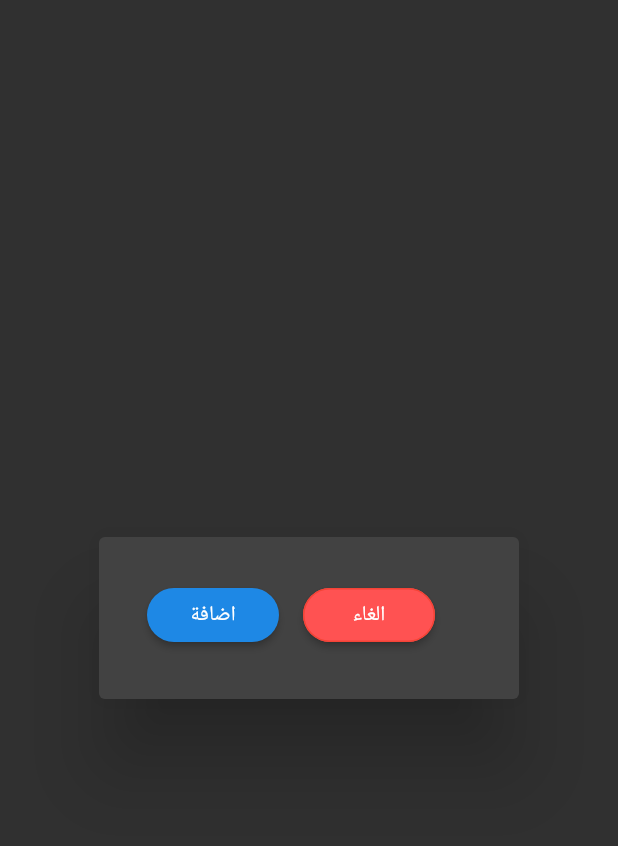
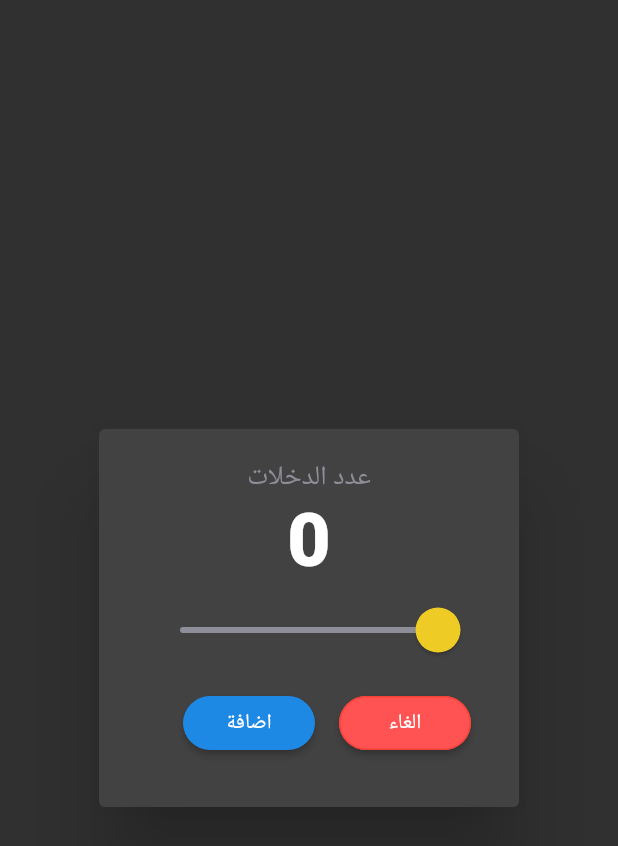
Before and after one commit to sohel97/planner_app, a Flutter app: the StrengthSideNoteAlert widget shown alone on an empty page, opened directly, on a phone screen of 412 x 824 dp. Shown: the top 846 px of the screen. Run offline on Flutter 3.47's test engine with Material 2 defaults, Android fonts, the phone set to English and light mode, and no system bars.

Commit message:
Added add Strength Workout funtionallity

```diff
--- a/lib/components/add_workout_sidenote_alert.dart
+++ b/lib/components/add_workout_sidenote_alert.dart
@@ -15,6 +15,160 @@ void addWorkoutSideNote({context, Workout workout, List<Workout> workouts}) {
           return StrengthSideNoteAlert(workout: workout, workouts: workouts);
         }
       });
+}
+
+class StrengthSideNoteAlert extends StatefulWidget {
+  final Workout workout;
+  final List<Workout> workouts;
+
+  StrengthSideNoteAlert({this.workout, this.workouts});
+
+  @override
+  _StrengthSideNoteAlertState createState() => _StrengthSideNoteAlertState();
+}
+
+class _StrengthSideNoteAlertState extends State<StrengthSideNoteAlert> {
+  int ribs = 0;
+  List<int> iter = new List<int>();
+  List<int> values = new List<int>();
+
+  @override
+  void initState() {
+    super.initState();
+  }
+
+  @override
+  Widget build(BuildContext context) {
+    final _proccedKey = GlobalKey<FormState>();
+    return AlertDialog(
+      content: Stack(
+        overflow: Overflow.visible,
+        children: <Widget>[
+          Directionality(
+            textDirection: kAppDirection,
+            child: Form(
+              key: _proccedKey,
+              child: Column(
+                mainAxisSize: MainAxisSize.min,
+                children: <Widget>[
+                  Column(
+                    mainAxisAlignment: MainAxisAlignment.center,
+                    children: <Widget>[
+                      Text(
+                        sWorkoutRibs,
+                        style: kLabelTextStyle,
+                      ),
+                      Row(
+                        mainAxisAlignment: MainAxisAlignment.center,
+                        crossAxisAlignment: CrossAxisAlignment.baseline,
+                        textBaseline: TextBaseline.alphabetic,
+                        children: <Widget>[
+                          Text(
+                            ribs.toString(),
+                            style: kNumberTextStyle,
+                          ),
+                        ],
+                      ),
+                      SliderTheme(
+                        data: SliderTheme.of(context).copyWith(
+                          inactiveTrackColor: Color(0xFF8D8E98),
+                          activeTrackColor: Colors.white,
+                          thumbColor: kButtonsColor,
+                          overlayColor: Color(0x29EC801A),
+                          thumbShape:
+                              RoundSliderThumbShape(enabledThumbRadius: 15.0),
+                          overlayShape:
+                              RoundSliderOverlayShape(overlayRadius: 30.0),
+                        ),
+                        child: Slider(
+                          value: ribs.toDouble(),
+                          min: 0,
+                          max: 5,
+                          onChanged: (double newValue) {
+                            setState(() {
+                              ribs = newValue.round();
+                              updateList();
+                            });
+                          },
+                        ),
+                      ),
+                    ],
+                  ),
+                  Column(
+                    children: iter.map<Row>((int value) {
+                      return Row(
+                        children: <Widget>[
+                          Text(values[value].toString()),
+                          Slider(
+                              value: values[value].toDouble(),
+                              max: 30,
+                              min: 0,
+                              label: value.toString(),
+                              onChanged: (val) {
+                                setState(() {
+                                  values[value] = val.round();
+                                });
+                              }),
+                        ],
+                      );
+                    }).toList(),
+                  ),
+                  Row(
+                    children: <Widget>[
+                      Padding(
+                        padding: const EdgeInsets.all(8.0),
+                        child: RaisedButton(
+                          shape: RoundedRectangleBorder(
+                              borderRadius: BorderRadius.circular(18.0),
+                              side: BorderSide(color: Colors.red)),
+                          color: Colors.redAccent,
+                          child: Text(sCancel),
+                          onPressed: () {
+                            Navigator.of(context).pop();
+                          },
+                        ),
+                      ),
+                      Padding(
+                        padding: const EdgeInsets.all(8.0),
+                        child: RaisedButton(
+                          shape: RoundedRectangleBorder(
+                            borderRadius: BorderRadius.circular(18.0),
+                          ),
+                          child: Text(sAdd),
+                          onPressed: () {
+                            if (_proccedKey.currentState.validate()) {
+                              Workout toAdd = new Workout();
+                              toAdd.type = widget.workout.type;
+                              toAdd.workoutName = widget.workout.workoutName;
+                              toAdd.gifPath = widget.workout.gifPath;
+                              toAdd.content = widget.workout.content;
+                              toAdd.sideNote = values.join(',');
+                              widget.workouts.add(toAdd);
+                              Navigator.of(context).pop();
+                              Navigator.of(context).pop();
+                            }
+                          },
+                        ),
+                      ),
+                    ],
+                  )
+                ],
+              ),
+            ),
+          ),
+        ],
+      ),
+    );
+  }
+
+  updateList() {
+    iter.clear();
+    values.clear();
+    for (int i = 0; i < ribs; i++) {
+      values.add(0);
+      iter.add(i);
+    }
+  }
 }
 
 class AerobicSideNoteAlert extends StatefulWidget {
@@ -130,59 +284,3 @@ class _AerobicSideNoteAlertState extends State<AerobicSideNoteAlert> {
     );
   }
 }
-
-class StrengthSideNoteAlert extends StatelessWidget {
-  final Workout workout;
-  final List<Workout> workouts;
-
-  StrengthSideNoteAlert({this.workout, this.workouts});
-  @override
-  Widget build(BuildContext context) {
-    final _proccedKey = GlobalKey<FormState>();
-    return AlertDialog(
-      content: Stack(
-        overflow: Overflow.visible,
-        children: <Widget>[
-          Form(
-            key: _proccedKey,
-            child: Column(
-              mainAxisSize: MainAxisSize.min,
-              children: <Widget>[
-                Row(
-                  children: <Widget>[
-                    Container(),
-                    Padding(
-                      padding: const EdgeInsets.all(8.0),
-                      child: RaisedButton(
-                        shape: RoundedRectangleBorder(
-                          borderRadius: BorderRadius.circular(18.0),
-                        ),
-                        child: Text(sAdd),
-                        onPressed: () {
-                          if (_proccedKey.currentState.validate()) {}
-                        },
-                      ),
-                    ),
-                    Padding(
-                      padding: const EdgeInsets.all(8.0),
-                      child: RaisedButton(
-                        shape: RoundedRectangleBorder(
-                            borderRadius: BorderRadius.circular(18.0),
-                            side: BorderSide(color: Colors.red)),
-                        color: Colors.redAccent,
-                        child: Text(sCancel),
-                        onPressed: () {
-                          Navigator.of(context).pop();
-                        },
-                      ),
-                    ),
-                  ],
-                )
-              ],
-            ),
-          ),
-        ],
-      ),
-    );
-  }
-}
--- a/lib/strings.dart
+++ b/lib/strings.dart
@@ -22,6 +22,7 @@ String sPlanDuration = 'مدة البرنامج';
 String sDeleteWorkoutQuestion = 'هل انت متاكد انك تريد ازالة التمرين؟';
 String sWorkoutDuration = 'مدة التمرين بالدقائق';
 String sMinute = 'دقيقة';
+String sWorkoutRibs = 'عدد الدخلات';
 
 /// ****************************Labels Strings**********************************/
 String sPeriodToAdd = 'مدة الاشتراك بالاشهر';
```
Also changed, not shown: lib/components/collapsing_workouts_listtile.dart (deleted, +0 -61 lines).
